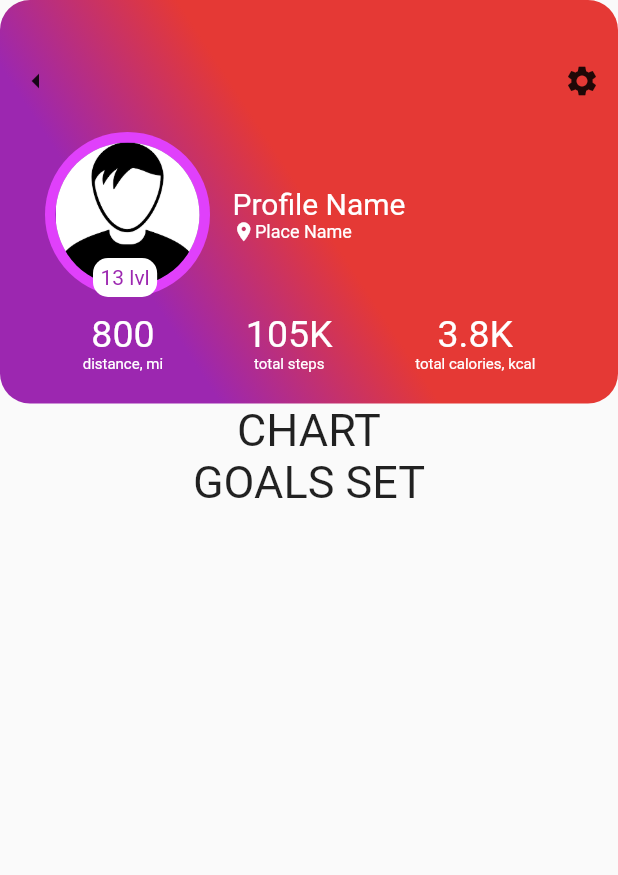
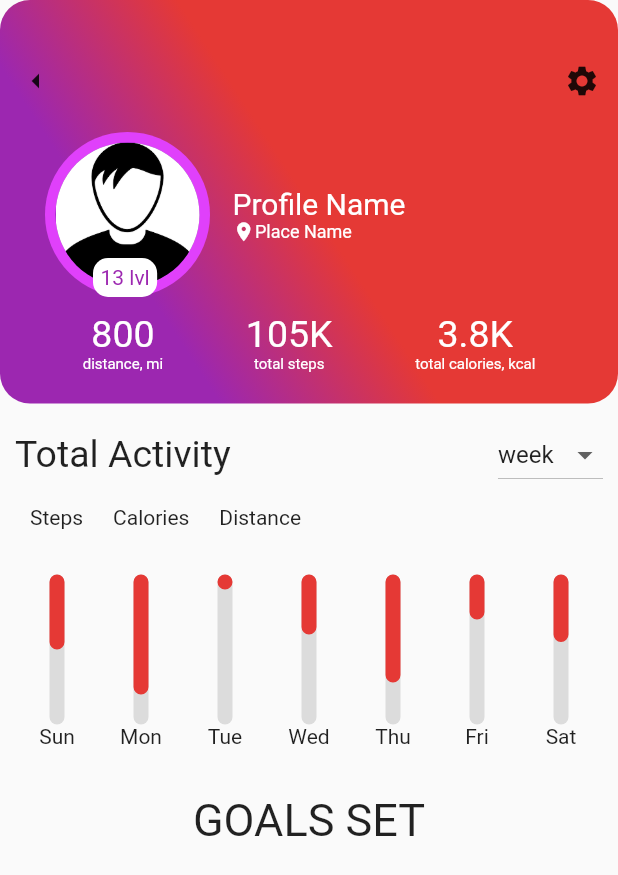
Before and after one commit to kiranraju03/fitrunner, a Flutter app: the screen it shows after launch, on a phone screen of 412 x 824 dp. Shown: the top 875 px of the screen. Run offline on Flutter 3.47's test engine with Material 2 defaults, Android fonts, the phone set to English and light mode, and no system bars.

Commit message:
Total Activity Chart Layout Complete

```diff
--- a/lib/widgets/fitnesschart.dart
+++ b/lib/widgets/fitnesschart.dart
@@ -1,4 +1,6 @@
 import 'package:flutter/material.dart';
+
+// import './chartlinebar.dart';
 
 class FitnessChart extends StatefulWidget {
   @override
@@ -6,12 +8,119 @@ class FitnessChart extends StatefulWidget {
 }
 
 class _FitnessChartState extends State<FitnessChart> {
+  List<String> _dropDownChoices = ['week', 'month', 'year'];
+  String _selectedOption = 'week';
+  List<Map<String, Object>> chartValues = [
+    {'day': 'Sun', 'barValue': 5000},
+    {'day': 'Mon', 'barValue': 8000},
+    {'day': 'Tue', 'barValue': 1000},
+    {'day': 'Wed', 'barValue': 4000},
+    {'day': 'Thu', 'barValue': 7200},
+    {'day': 'Fri', 'barValue': 3000},
+    {'day': 'Sat', 'barValue': 4500},
+  ];
+
   @override
   Widget build(BuildContext context) {
     return Center(
-      child: Text(
-        "CHART",
-        style: TextStyle(fontSize: 30),
+        child: Padding(
+      padding: EdgeInsets.all(10),
+      child: Column(
+        // mainAxisAlignment: MainAxisAlignment.spaceEvenly,
+        children: [
+          Row(
+            mainAxisAlignment: MainAxisAlignment.spaceBetween,
+            children: [
+              Text(
+                "Total Activity",
+                style: TextStyle(
+                  fontSize: 25,
+                ),
+              ),
+              new DropdownButton(
+                value: _selectedOption,
+                items: _dropDownChoices.map((String val) {
+                  return new DropdownMenuItem(
+                    child: new Text(val),
+                    value: val,
+                  );
+                }).toList(),
+                onChanged: (newVal) {
+                  this.setState(() {
+                    _selectedOption = newVal;
+                  });
+                },
+              )
+            ],
+          ),
+          Row(
+            children: [
+              Padding(
+                padding: const EdgeInsets.all(10.0),
+                child: Text("Steps"),
+              ),
+              Padding(
+                padding: const EdgeInsets.all(10.0),
+                child: Text("Calories"),
+              ),
+              Padding(
+                padding: const EdgeInsets.all(10.0),
+                child: Text("Distance"),
+              ),
+            ],
+          ),
+          Padding(
+            padding: const EdgeInsets.fromLTRB(0, 20, 0, 20),
+            child: Row(
+                mainAxisAlignment: MainAxisAlignment.spaceAround,
+                children: chartValues
+                    .map((eachBar) =>
+                        chartLineBars(eachBar['day'], eachBar['barValue']))
+                    .toList()),
+          ),
+        ],
+      ),
+    ));
+  }
+
+  Widget chartLineBars(String weekday, int barValue) {
+    return Flexible(
+      fit: FlexFit.tight,
+      child: Column(
+        children: [
+          Container(
+            width: 10,
+            height: 100,
+            child: Stack(
+              children: [
+                Container(
+                  decoration: BoxDecoration(
+                    color: Color.fromRGBO(220, 220, 220, 2),
+                    borderRadius: BorderRadius.circular(10),
+                  ),
+                ),
+                Container(
+                  height: (barValue / 100),
+                  decoration: BoxDecoration(
+                    border: Border.all(color: Colors.red[600], width: 1.0),
+                    color: Colors.red[600],
+                    borderRadius: BorderRadius.circular(10),
+                  ),
+                )
+                // FractionallySizedBox(
+                //   heightFactor: (barValue / 10000),
+                //   child: Container(
+                //     decoration: BoxDecoration(
+                //       color: Theme.of(context).primaryColor,
+                //       borderRadius: BorderRadius.circular(10),
+                //     ),
+                //   ),
+                // )
+              ],
+            ),
+          ),
+          Text(weekday),
+        ],
       ),
     );
   }
```
